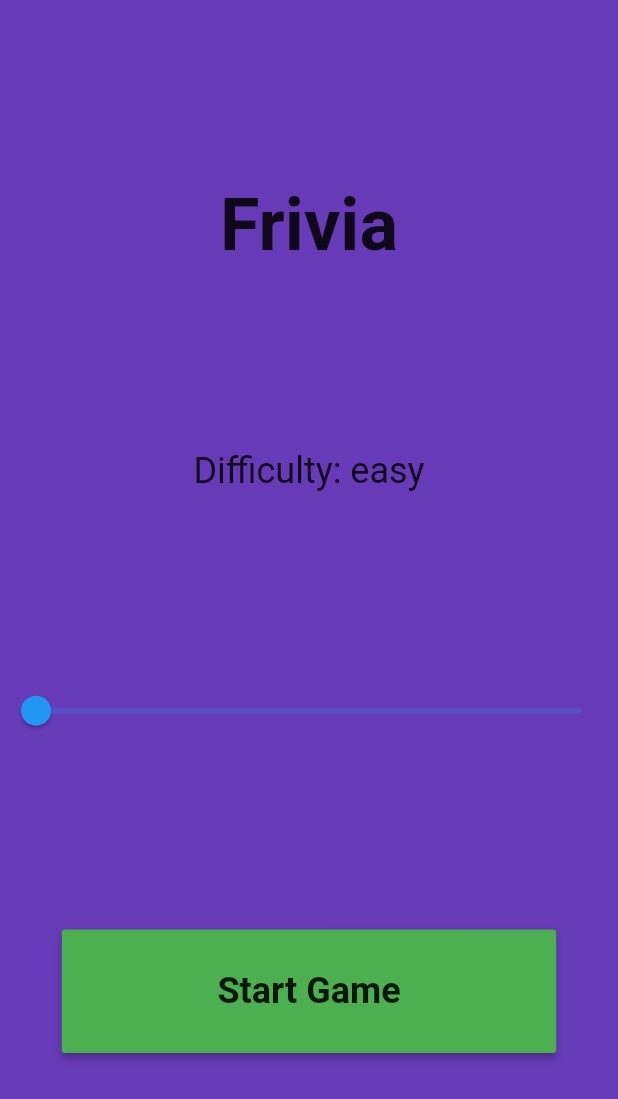
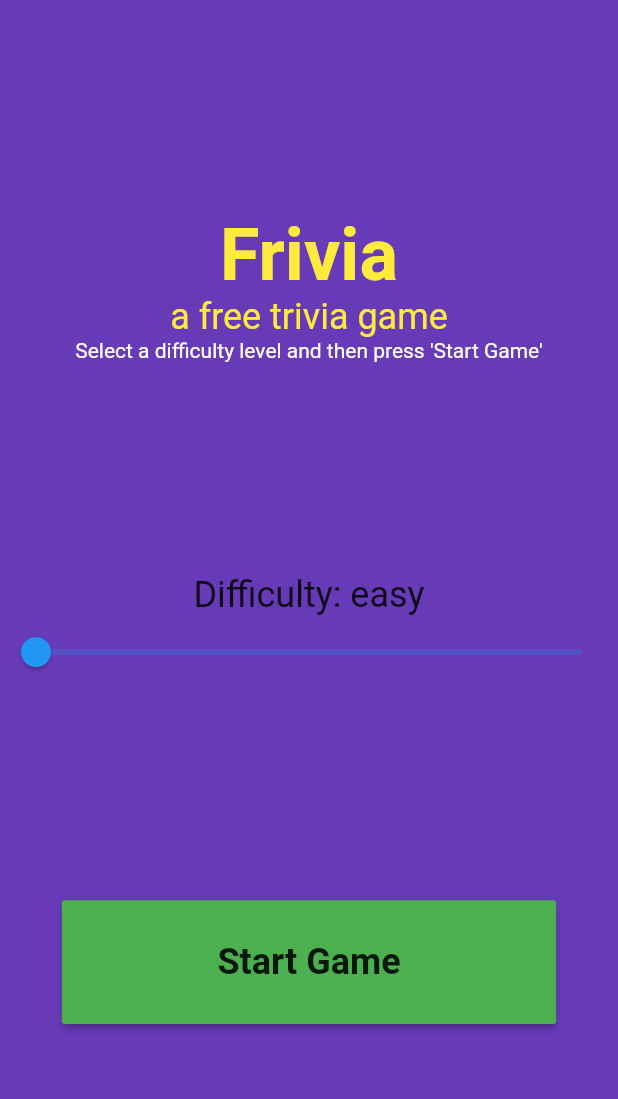
Before and after one commit to troysand/flutter_apps, a Flutter app: the screen it shows after launch, on a phone screen of 412 x 824 dp. Shown: the top 1099 px of the screen. Run offline on Flutter 3.47's test engine with Material 2 defaults, Android fonts, the phone set to English and light mode, and no system bars; our stand-ins replace dio, get_it; Roboto replaces fonts that are missing (ArchitectsDaughter).

Commit message:
Added more text to the home screen.

```diff
--- a/frivia/lib/pages/home_page.dart
+++ b/frivia/lib/pages/home_page.dart
@@ -18,19 +18,57 @@ class _HomePageState extends State<HomePage> {
     _deviceHeight = MediaQuery.of(context).size.height;
     _deviceWidth = MediaQuery.of(context).size.width;
 
+    return _buildUI();
+  }
+
+  Widget _buildUI() {
     return Scaffold(
       body: SafeArea(
         child: Column(
           mainAxisAlignment: MainAxisAlignment.spaceEvenly,
           children: [
-            const Text(
+            _titleText(),
+            _difficultySlider(),
+            _startButton(),
+          ],
+        ),
+      ),
+    );
+  }
+
+  Widget _titleText() {
+    return Column(
+      mainAxisAlignment: MainAxisAlignment.spaceEvenly,
+      mainAxisSize: MainAxisSize.max,
+      children: const [
+        Text(
           'Frivia',
           style: TextStyle(
             fontSize: 48,
-                //color: Colors.white,
+            color: Colors.yellow,
             fontWeight: FontWeight.bold,
           ),
         ),
+        Text(
+          'a free trivia game',
+          style: TextStyle(
+            fontSize: 24,
+            color: Colors.yellow,
+          ),
+        ),
+        Text(
+          "Select a difficulty level and then press 'Start Game'",
+          style: TextStyle(
+            color: Colors.white,
+          ),
+        ),
+      ],
+    );
+  }
+
+  Widget _difficultySlider() {
+    return Column(
+      children: [
         Text(
           'Difficulty: ' + _difficulty,
           style: const TextStyle(
@@ -53,16 +91,14 @@ class _HomePageState extends State<HomePage> {
                 _difficulty = 'easy';
               }
             });
-                // if (v == 2.0) {
-                //   _difficulty = 'medium';
-                // } else if (v == 3.0) {
-                //   _difficulty = 'hard';
-                // } else {
-                //   _difficulty = 'easy';
-                // }
           },
-            ),
-            MaterialButton(
+        )
+      ],
+    );
+  }
+
+  Widget _startButton() {
+    return MaterialButton(
       minWidth: _deviceWidth! * 0.80,
       height: _deviceHeight! * 0.10,
       child: const Text(
@@ -86,10 +122,6 @@ class _HomePageState extends State<HomePage> {
           ),
         );
       },
-            ),
-          ],
-        ),
-      ),
     );
   }
 }
```
Lines whose indentation alone changed are shown as unchanged.
